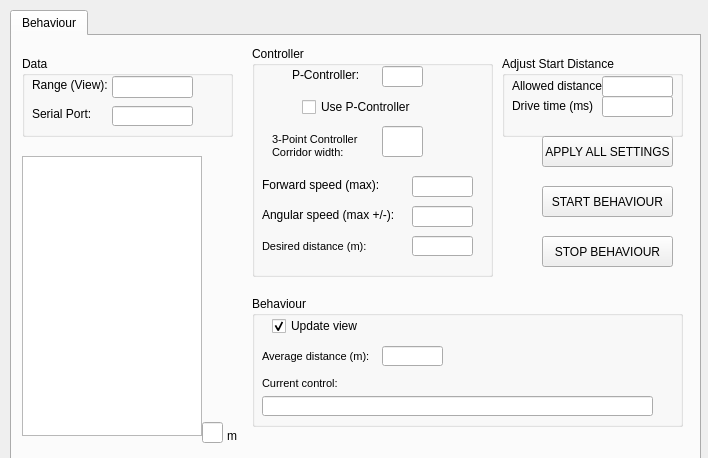
This is Hanse/Behaviour_WallFollowing/wallfollowingform.ui in iti-luebeck/HANSE2011 as Qt 5 draws it before an edit. The edited form follows.
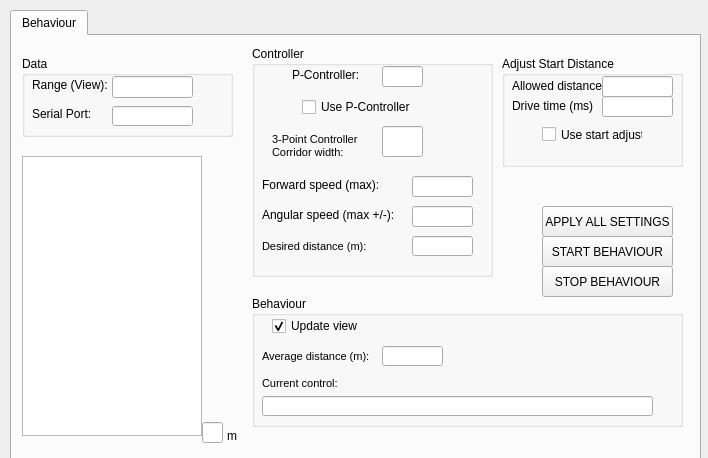
This is the edited form.

```diff
--- a/Hanse/Behaviour_WallFollowing/wallfollowingform.ui
+++ b/Hanse/Behaviour_WallFollowing/wallfollowingform.ui
@@ -148,7 +148,7 @@
        <x>490</x>
        <y>20</y>
        <width>181</width>
-       <height>81</height>
+       <height>111</height>
       </rect>
      </property>
      <property name="title">
@@ -206,6 +206,19 @@
        <string/>
       </property>
      </widget>
+     <widget class="QCheckBox" name="useStartAdjust">
+      <property name="geometry">
+       <rect>
+        <x>40</x>
+        <y>70</y>
+        <width>101</width>
+        <height>17</height>
+       </rect>
+      </property>
+      <property name="text">
+       <string>Use start adjust</string>
+      </property>
+     </widget>
     </widget>
     <widget class="QGroupBox" name="groupBox_4">
      <property name="geometry">
@@ -453,7 +466,7 @@
      <property name="geometry">
       <rect>
        <x>530</x>
-       <y>100</y>
+       <y>170</y>
        <width>131</width>
        <height>31</height>
       </rect>
@@ -466,7 +479,7 @@
      <property name="geometry">
       <rect>
        <x>530</x>
-       <y>150</y>
+       <y>200</y>
        <width>131</width>
        <height>31</height>
       </rect>
@@ -479,7 +492,7 @@
      <property name="geometry">
       <rect>
        <x>530</x>
-       <y>200</y>
+       <y>230</y>
        <width>131</width>
        <height>31</height>
       </rect>
```
